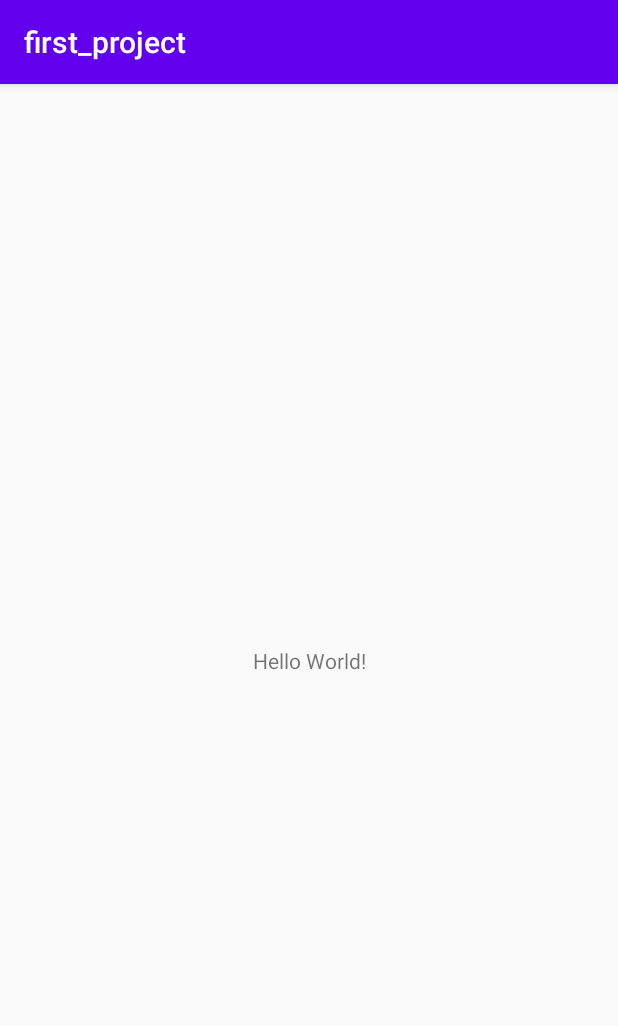
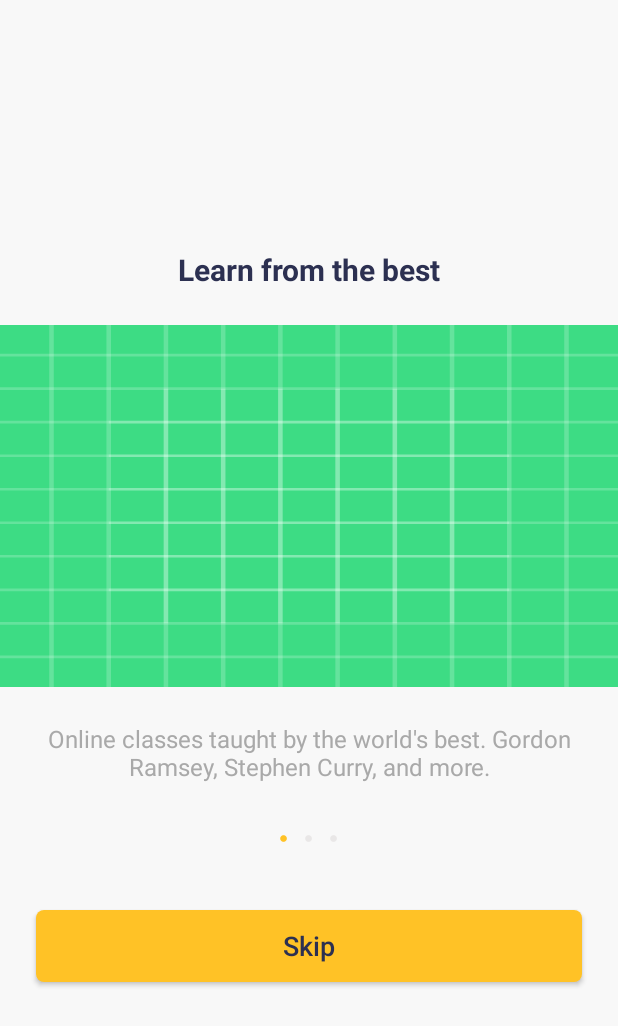
Before and after one commit to harshmodi729/first_project, an Android app: the screen it shows after launch (MainActivity before the commit, IntroActivity after it), on a phone screen of 412 x 824 dp. Shown: the top 1026 px of the screen. Run offline under Robolectric (Android 15) with nearby library versions, the phone set to English and light mode, and no system bars.

Commit message:
Add splash and Intro screen

```diff
--- a/app/build.gradle
+++ b/app/build.gradle
@@ -29,6 +29,8 @@ dependencies {
     implementation 'androidx.core:core-ktx:1.3.0'
     implementation 'androidx.appcompat:appcompat:1.1.0'
     implementation 'androidx.constraintlayout:constraintlayout:1.1.3'
+    implementation 'androidx.viewpager2:viewpager2:1.0.0'
+    implementation 'com.google.android.material:material:1.1.0'
     testImplementation 'junit:junit:4.12'
     androidTestImplementation 'androidx.test.ext:junit:1.1.1'
     androidTestImplementation 'androidx.test.espresso:espresso-core:3.2.0'
--- /dev/null
+++ b/app/src/main/java/com/hmatter/first_project/adapter/IntroAdapter.kt
@@ -0,0 +1,36 @@
+package com.hmatter.first_project.adapter
+
+import android.content.Context
+import android.view.LayoutInflater
+import android.view.View
+import android.view.ViewGroup
+import androidx.appcompat.widget.AppCompatImageView
+import androidx.appcompat.widget.AppCompatTextView
+import androidx.recyclerview.widget.RecyclerView
+import com.hmatter.first_project.R
+import com.hmatter.first_project.model.IntroItem
+import kotlinx.android.synthetic.main.lay_intro_item.view.*
+
+class IntroAdapter(private val context: Context, private val alIntroItem: ArrayList<IntroItem>) :
+    RecyclerView.Adapter<IntroAdapter.ViewHolder>() {
+    override fun onCreateViewHolder(parent: ViewGroup, viewType: Int) = ViewHolder(
+        LayoutInflater.from(context).inflate(
+            R.layout.lay_intro_item, parent, false
+        )
+    )
+
+    override fun getItemCount() = alIntroItem.size
+
+    override fun onBindViewHolder(holder: ViewHolder, position: Int) {
+        val item = alIntroItem[position]
+        holder.tvIntroTitle.text = item.title
+        holder.ivIntro.setBackgroundResource(R.drawable.ic_launcher_background)
+        holder.tvIntroDetail.text = item.detail
+    }
+
+    class ViewHolder(view: View) : RecyclerView.ViewHolder(view) {
+        val tvIntroTitle: AppCompatTextView = view.tvIntroTitle
+        val ivIntro: AppCompatImageView = view.ivIntro
+        val tvIntroDetail: AppCompatTextView = view.tvIntroDetail
+    }
+}
--- /dev/null
+++ b/app/src/main/java/com/hmatter/first_project/model/IntroItem.kt
@@ -0,0 +1,7 @@
+package com.hmatter.first_project.model
+
+class IntroItem {
+    var title = ""
+    var detail = ""
+    var imagePath = "" // remove if it is not required.
+}
--- /dev/null
+++ b/app/src/main/java/com/hmatter/first_project/ui/IntroActivity.kt
@@ -0,0 +1,67 @@
+package com.hmatter.first_project.ui
+
+import android.os.Bundle
+import android.widget.TextView
+import androidx.appcompat.app.AppCompatActivity
+import androidx.core.content.ContextCompat
+import androidx.viewpager2.widget.ViewPager2
+import com.hmatter.first_project.R
+import com.hmatter.first_project.adapter.IntroAdapter
+import com.hmatter.first_project.model.IntroItem
+import kotlinx.android.synthetic.main.activity_intro.*
+
+class IntroActivity : AppCompatActivity() {
+    private val alIntroItem = ArrayList<IntroItem>()
+    private lateinit var introAdapter: IntroAdapter
+    private var dots = ArrayList<TextView>()
+    private val titles =
+        arrayOf("Learn from the best", "Download and watch anytime", "Explore a range of topics")
+    private val details = arrayOf(
+        "Online classes taught by the world's best. Gordon Ramsey, Stephen Curry, and more.",
+        "Download up to 10 digestible lessons that you can watch offline at any time",
+        "Perfect homemade paste, or write a novel... All wit acess to 100+ class."
+    )
+
+    override fun onCreate(savedInstanceState: Bundle?) {
+        super.onCreate(savedInstanceState)
+        setContentView(R.layout.activity_intro)
+
+        window.statusBarColor = ContextCompat.getColor(this, R.color.colorBackground)
+        introAdapter = IntroAdapter(this, getIntroItem())
+        introPager.adapter = introAdapter
+        introPager.registerOnPageChangeCallback(object : ViewPager2.OnPageChangeCallback() {
+            override fun onPageSelected(position: Int) {
+                super.onPageSelected(position)
+                indicatorDots(position)
+            }
+        })
+        dots = ArrayList()
+        indicatorDots(0)
+    }
+
+    private fun indicatorDots(position: Int) {
+        layDots.removeAllViews()
+        for (i in 0 until alIntroItem.size) {
+            val tvDot = TextView(this)
+            dots.add(tvDot)
+            dots[i].text = "\u25CF"
+            dots[i].textSize = 10F
+            dots[i].setTextColor(ContextCompat.getColor(this, R.color.colorInactiveIndicator))
+            dots[i].setPadding(8, 8, 8, 8)
+            layDots.addView(dots[i])
+        }
+        if (dots.size > 0) {
+            dots[position].setTextColor(ContextCompat.getColor(this, R.color.colorPrimary))
+        }
+    }
+
+    private fun getIntroItem(): ArrayList<IntroItem> {
+        for (i in 0..2) {
+            val introItem = IntroItem()
+            introItem.title = titles[i]
+            introItem.detail = details[i]
+            alIntroItem.add(introItem)
+        }
+        return alIntroItem
+    }
+}
--- /dev/null
+++ b/app/src/main/java/com/hmatter/first_project/ui/SplashActivity.kt
@@ -0,0 +1,21 @@
+package com.hmatter.first_project.ui
+
+import android.content.Intent
+import android.os.Bundle
+import android.os.Handler
+import androidx.appcompat.app.AppCompatActivity
+import com.hmatter.first_project.R
+
+class SplashActivity : AppCompatActivity() {
+    override fun onCreate(savedInstanceState: Bundle?) {
+        super.onCreate(savedInstanceState)
+        setContentView(R.layout.activity_splash)
+
+        Handler().run {
+            postDelayed(Runnable {
+                startActivity(Intent(this@SplashActivity, IntroActivity::class.java))
+                finish()
+            }, 1500)
+        }
+    }
+}
--- /dev/null
+++ b/app/src/main/res/drawable/bg_rounded_btn.xml
@@ -0,0 +1,6 @@
+<?xml version="1.0" encoding="utf-8"?>
+<shape xmlns:android="http://schemas.android.com/apk/res/android"
+    android:shape="rectangle">
+    <corners android:radius="5dp" />
+    <solid android:color="@color/colorPrimary" />
+</shape>
--- /dev/null
+++ b/app/src/main/res/layout/activity_intro.xml
@@ -0,0 +1,48 @@
+<?xml version="1.0" encoding="utf-8"?>
+<androidx.constraintlayout.widget.ConstraintLayout xmlns:android="http://schemas.android.com/apk/res/android"
+    xmlns:app="http://schemas.android.com/apk/res-auto"
+    xmlns:tools="http://schemas.android.com/tools"
+    android:layout_width="match_parent"
+    android:layout_height="match_parent"
+    android:background="@color/colorBackground"
+    tools:context=".ui.IntroActivity">
+
+    <androidx.viewpager2.widget.ViewPager2
+        android:id="@+id/introPager"
+        android:layout_width="0dp"
+        android:layout_height="0dp"
+        app:layout_constraintBottom_toBottomOf="parent"
+        app:layout_constraintEnd_toEndOf="parent"
+        app:layout_constraintHeight_percent="0.45"
+        app:layout_constraintStart_toStartOf="parent"
+        app:layout_constraintTop_toTopOf="parent"
+        app:layout_constraintVertical_bias="0.35" />
+
+    <LinearLayout
+        android:id="@+id/layDots"
+        android:layout_width="0dp"
+        android:layout_height="wrap_content"
+        android:layout_marginTop="@dimen/small_margin"
+        android:gravity="center"
+        android:orientation="horizontal"
+        app:layout_constraintEnd_toEndOf="@id/introPager"
+        app:layout_constraintStart_toStartOf="@id/introPager"
+        app:layout_constraintTop_toBottomOf="@id/introPager" />
+
+    <androidx.appcompat.widget.AppCompatButton
+        android:id="@+id/btnSkip"
+        android:layout_width="0dp"
+        android:layout_height="wrap_content"
+        android:layout_marginStart="@dimen/medium_margin"
+        android:layout_marginTop="@dimen/large_margin"
+        android:layout_marginEnd="@dimen/medium_margin"
+        android:background="@drawable/bg_rounded_btn"
+        android:text="@string/skip"
+        android:textAllCaps="false"
+        android:textColor="@color/colorIntroTitle"
+        android:textSize="@dimen/btn_text"
+        app:layout_constraintEnd_toEndOf="@id/introPager"
+        app:layout_constraintStart_toStartOf="@id/introPager"
+        app:layout_constraintTop_toBottomOf="@id/layDots" />
+
+</androidx.constraintlayout.widget.ConstraintLayout>
--- /dev/null
+++ b/app/src/main/res/layout/activity_splash.xml
@@ -0,0 +1,22 @@
+<?xml version="1.0" encoding="utf-8"?>
+<androidx.constraintlayout.widget.ConstraintLayout xmlns:android="http://schemas.android.com/apk/res/android"
+    xmlns:app="http://schemas.android.com/apk/res-auto"
+    xmlns:tools="http://schemas.android.com/tools"
+    android:layout_width="match_parent"
+    android:layout_height="match_parent"
+    android:background="@color/colorPrimary"
+    tools:context=".ui.SplashActivity">
+
+    <androidx.appcompat.widget.AppCompatTextView
+        android:layout_width="wrap_content"
+        android:layout_height="wrap_content"
+        android:text="@string/app_name"
+        android:textColor="@color/colorWhite"
+        android:textSize="@dimen/splash_logo_text"
+        android:textStyle="bold"
+        app:layout_constraintBottom_toBottomOf="parent"
+        app:layout_constraintEnd_toEndOf="parent"
+        app:layout_constraintStart_toStartOf="parent"
+        app:layout_constraintTop_toTopOf="parent" />
+
+</androidx.constraintlayout.widget.ConstraintLayout>
--- /dev/null
+++ b/app/src/main/res/layout/lay_intro_item.xml
@@ -0,0 +1,59 @@
+<?xml version="1.0" encoding="utf-8"?>
+<androidx.constraintlayout.widget.ConstraintLayout xmlns:android="http://schemas.android.com/apk/res/android"
+    xmlns:app="http://schemas.android.com/apk/res-auto"
+    xmlns:tools="http://schemas.android.com/tools"
+    android:layout_width="match_parent"
+    android:layout_height="match_parent">
+
+    <!--<androidx.constraintlayout.widget.ConstraintLayout
+        android:layout_width="match_parent"
+        android:layout_height="wrap_content"
+        app:layout_constraintBottom_toBottomOf="parent"
+        app:layout_constraintEnd_toEndOf="parent"
+        app:layout_constraintStart_toStartOf="parent"
+        app:layout_constraintTop_toTopOf="parent">-->
+
+    <androidx.appcompat.widget.AppCompatTextView
+        android:id="@+id/tvIntroTitle"
+        android:layout_width="wrap_content"
+        android:layout_height="wrap_content"
+        android:textColor="@color/colorIntroTitle"
+        android:textSize="@dimen/intro_title_text"
+        android:textStyle="bold"
+        app:layout_constraintBottom_toTopOf="@id/ivIntro"
+        app:layout_constraintEnd_toEndOf="parent"
+        app:layout_constraintStart_toStartOf="parent"
+        app:layout_constraintTop_toTopOf="parent"
+        tools:text="@tools:sample/lorem" />
+
+    <androidx.appcompat.widget.AppCompatImageView
+        android:id="@+id/ivIntro"
+        android:layout_width="0dp"
+        android:layout_height="0dp"
+        android:layout_marginTop="@dimen/small_margin"
+        app:layout_constraintBottom_toTopOf="@id/tvIntroDetail"
+        app:layout_constraintEnd_toEndOf="parent"
+        app:layout_constraintHeight_percent="0.65"
+        app:layout_constraintStart_toStartOf="parent"
+        app:layout_constraintTop_toBottomOf="@id/tvIntroTitle"
+        tools:background="@drawable/ic_launcher_background" />
+
+    <androidx.appcompat.widget.AppCompatTextView
+        android:id="@+id/tvIntroDetail"
+        android:layout_width="0dp"
+        android:layout_height="wrap_content"
+        android:layout_marginStart="@dimen/medium_margin"
+        android:layout_marginTop="@dimen/small_margin"
+        android:layout_marginEnd="@dimen/medium_margin"
+        android:textAlignment="center"
+        android:textColor="@color/colorIntroDetail"
+        android:textSize="@dimen/intro_detail_text"
+        app:layout_constraintBottom_toBottomOf="parent"
+        app:layout_constraintEnd_toEndOf="parent"
+        app:layout_constraintStart_toStartOf="parent"
+        app:layout_constraintTop_toBottomOf="@id/ivIntro"
+        tools:maxLines="2"
+        tools:text="@tools:sample/lorem/random" />
+
+    <!--</androidx.constraintlayout.widget.ConstraintLayout>-->
+</androidx.constraintlayout.widget.ConstraintLayout>
--- a/app/src/main/res/values/colors.xml
+++ b/app/src/main/res/values/colors.xml
@@ -1,6 +1,12 @@
 <?xml version="1.0" encoding="utf-8"?>
 <resources>
-    <color name="colorPrimary">#6200EE</color>
+    <color name="colorPrimary">#FFC226</color>
     <color name="colorPrimaryDark">#3700B3</color>
     <color name="colorAccent">#03DAC5</color>
+    <color name="colorWhite">#FFFFFF</color>
+    <color name="colorBlack">#000000</color>
+    <color name="colorIntroTitle">#2C3051</color>
+    <color name="colorIntroDetail">#A9A9A9</color>
+    <color name="colorInactiveIndicator">#E9E7E7</color>
+    <color name="colorBackground">#f8f8f8</color>
 </resources>
--- /dev/null
+++ b/app/src/main/res/values/dimens.xml
@@ -0,0 +1,10 @@
+<?xml version="1.0" encoding="utf-8"?>
+<resources>
+    <dimen name="splash_logo_text">56sp</dimen>
+    <dimen name="intro_title_text">20sp</dimen>
+    <dimen name="intro_detail_text">16sp</dimen>
+    <dimen name="medium_margin">24dp</dimen>
+    <dimen name="large_margin">36dp</dimen>
+    <dimen name="small_margin">16dp</dimen>
+    <dimen name="btn_text">18sp</dimen>
+</resources>
--- a/app/src/main/res/values/strings.xml
+++ b/app/src/main/res/values/strings.xml
@@ -1,3 +1,4 @@
 <resources>
-    <string name="app_name">first_project</string>
+    <string name="app_name">edupi</string>
+    <string name="skip">Skip</string>
 </resources>
--- a/app/src/main/res/values/styles.xml
+++ b/app/src/main/res/values/styles.xml
@@ -1,4 +1,4 @@
-<resources>
+<resources xmlns:tools="http://schemas.android.com/tools">
     <!-- Base application theme. -->
     <style name="AppTheme" parent="Theme.AppCompat.Light.DarkActionBar">
         <!-- Customize your theme here. -->
@@ -7,4 +7,16 @@
         <item name="colorAccent">@color/colorAccent</item>
     </style>
 
+    <style name="SplashFullscreen" parent="@style/Theme.AppCompat.Light">
+        <item name="windowActionBar">false</item>
+        <item name="windowNoTitle">true</item>
+        <item name="android:windowFullscreen">true</item>
+        <item name="android:windowContentOverlay">@null</item>
+        <item name="android:windowLightStatusBar" tools:targetApi="m">true</item>
+    </style>
+
+    <style name="Fullscreen" parent="@style/Theme.AppCompat.Light.NoActionBar">
+        <item name="android:windowLightStatusBar" tools:targetApi="m">true</item>
+    </style>
+
 </resources>
```
Also changed, not shown: app/src/main/AndroidManifest.xml (+7 -1 lines).
